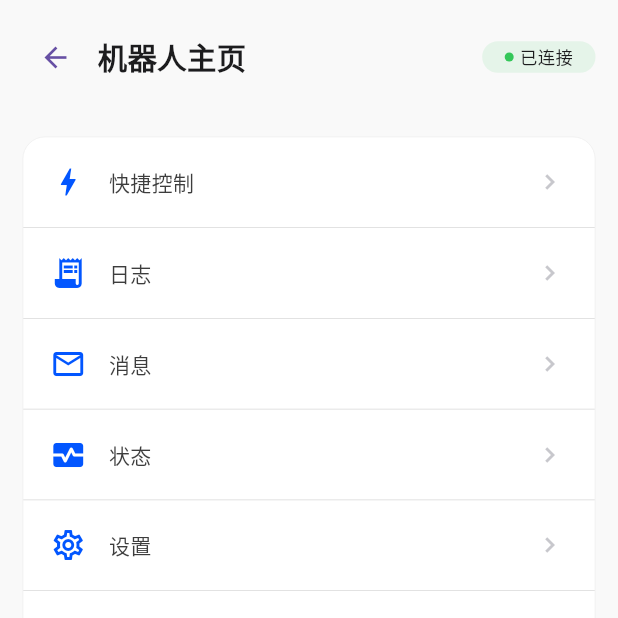
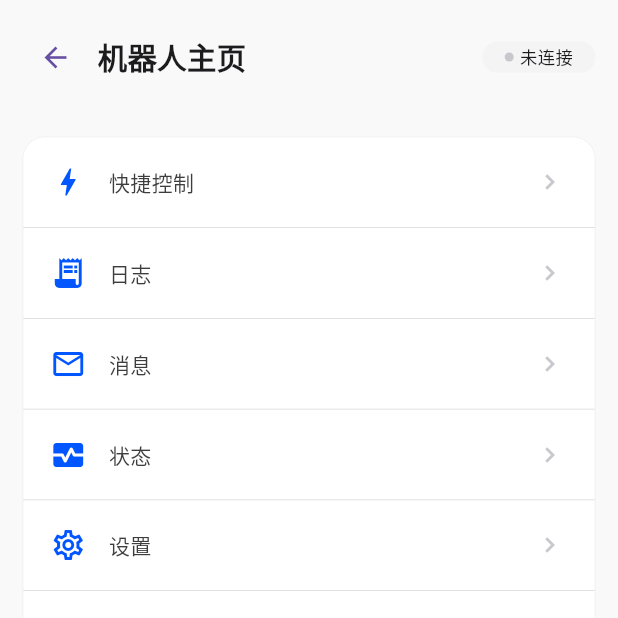
Before and after one commit to al96169/wo-bot-app, a Flutter app: the RobotHomePage screen opened directly, on a phone screen of 412 x 824 dp, the top half of it. Run offline on Flutter 3.47's test engine with Material 3 defaults, Android fonts, the phone set to English and light mode, and no system bars; our stand-ins replace app_links, flutter_riverpod, multicast_dns, shared_preferences; missing offline and left inert: flutter_webrtc; accounts and stored records are empty.

Commit message:
feat(status-bar): 主页与子页面顶部显示机器人名与真实连接状态

```diff
--- a/lib/features/robot_home/presentation/robot_home_page.dart
+++ b/lib/features/robot_home/presentation/robot_home_page.dart
@@ -30,9 +30,9 @@ class RobotHomePage extends ConsumerWidget {
       body: SafeArea(
         child: Column(
           children: [
-            // 状态栏 (Pixso 5:1138)
+            // 状态栏 (Pixso 5:1138) — 机器人名 + 页面名 + 连接状态由状态栏自动显示
             FeatureStatusBar(
-              title: _robotName(manager),
+              title: '机器人主页',
               onBack: () => Navigator.of(context).pop(),
             ),
             // 主内容滚动区 (Pixso 5:1190)
@@ -48,19 +48,13 @@ class RobotHomePage extends ConsumerWidget {
     );
   }
 
-  String _robotName(ConnectionManager manager) {
-    final info = manager.robotInfo;
-    if (info != null && info['name'] != null) return '${info['name']}';
-    return manager.currentDevice?.name ?? '机器人主页';
-  }
-
   /// 功能导航列表 — 对齐 Pixso 5:1179（白底圆角卡片）
   Widget _buildNavList(BuildContext context, List<String> features) {
     // 全部功能入口（对齐 web-debug ALL_NAV_ITEMS，按 features 过滤）
     final items = <_NavEntry>[
       _NavEntry('快捷控制', Icons.bolt, () => _push(context, const QuickControlPage()), feature: null),
-      _NavEntry('遥控', Icons.gamepad, null, feature: 'motion'),
-      _NavEntry('SSH', Icons.terminal, null, feature: 'exec'),
+      const _NavEntry('遥控', Icons.gamepad, null, feature: 'motion'),
+      const _NavEntry('SSH', Icons.terminal, null, feature: 'exec'),
       _NavEntry('日志', Icons.receipt_long, () => _push(context, const LogsPage()), feature: null),
       _NavEntry('消息', Icons.mail_outline, () => _push(context, const MessagesPage()), feature: null),
       _NavEntry('状态', Icons.monitor_heart, () => _push(context, const RobotStatusPage()), feature: null),
--- a/lib/shared/widgets/feature_status_bar.dart
+++ b/lib/shared/widgets/feature_status_bar.dart
@@ -1,12 +1,13 @@
 import 'package:flutter/material.dart';
 import 'package:flutter_riverpod/flutter_riverpod.dart';
-import '../../../core/network/robot_data_store.dart';
-import '../models/robot_data.dart';
+import '../../../core/network/connection_manager.dart';
 
 /// 功能页状态栏 — 匹配 Pixso 状态栏组件 (5:1137, 428×76)
 ///
-/// 结构：返回按钮(44) + 标题 + (可选)右侧图标
-/// 连接状态下展示：Wifi / 蜂窝 / 电量（由 RobotDataStore 驱动）
+/// 结构：返回按钮(44) + 标题区(机器人名 + 页面名) + (可选)右侧图标 + 连接状态胶囊
+/// 机器人名称与连接状态由 ConnectionManager 驱动，自动显示：
+/// - 已连接：主标题为机器人名，副标题为页面名，右侧绿色"已连接"胶囊
+/// - 未连接：主标题为页面名，右侧灰色"未连接"胶囊
 class FeatureStatusBar extends ConsumerWidget {
   final String title;
   final VoidCallback? onBack;
@@ -21,15 +22,19 @@ class FeatureStatusBar extends ConsumerWidget {
 
   @override
   Widget build(BuildContext context, WidgetRef ref) {
-    // 读取系统状态（电量/WiFi）
-    ref.watch(robotDataProvider);
-    final data = ref.read(robotDataProvider.notifier);
-    final system = data.system;
+    ref.watch(connectionManagerProvider);
+    final manager = ref.read(connectionManagerProvider.notifier);
+    final info = manager.robotInfo;
+    final robotName = (info != null && info['name'] != null)
+        ? '${info['name']}'
+        : manager.currentDevice?.name;
+    final showSubtitle =
+        robotName != null && robotName.isNotEmpty && robotName != title;
 
     return SizedBox(
       height: 76,
       child: Padding(
-        padding: const EdgeInsets.symmetric(horizontal: 15, vertical: 15),
+        padding: const EdgeInsets.symmetric(horizontal: 15, vertical: 12),
         child: Row(
           children: [
             // 返回按钮 44×44 无背景 (Pixso 1:3211)
@@ -51,21 +56,41 @@ class FeatureStatusBar extends ConsumerWidget {
               ),
             ),
             const SizedBox(width: 6),
-            // 标题 bold 19.6 (Pixso 1:4593)
+            // 标题区：机器人名(bold 19.6) + 页面名(11.6 灰) (Pixso 1:4593)
             Expanded(
-              child: Text(
-                title,
-                style: const TextStyle(
-                  fontSize: 19.6,
-                  fontWeight: FontWeight.bold,
-                  color: Color(0xFF1C1C1E),
-                ),
+              child: Column(
+                mainAxisAlignment: MainAxisAlignment.center,
+                crossAxisAlignment: CrossAxisAlignment.start,
+                children: [
+                  Text(
+                    robotName ?? title,
+                    maxLines: 1,
+                    overflow: TextOverflow.ellipsis,
+                    style: const TextStyle(
+                      fontSize: 19.6,
+                      fontWeight: FontWeight.bold,
+                      color: Color(0xFF1C1C1E),
+                    ),
+                  ),
+                  if (showSubtitle) ...[
+                    const SizedBox(height: 2),
+                    Text(
+                      title,
+                      maxLines: 1,
+                      overflow: TextOverflow.ellipsis,
+                      style: const TextStyle(
+                        fontSize: 11.6,
+                        color: Color(0xFF8E8E93),
+                      ),
+                    ),
+                  ],
+                ],
               ),
             ),
             // 右侧操作区
             if (actions != null) ...actions!,
-            // 连接状态指示（已连接时显示）
-            _ConnectionStatus(system: system),
+            // 连接状态指示（真实连接状态）
+            const _ConnectionStatus(),
           ],
         ),
       ),
@@ -73,17 +98,25 @@ class FeatureStatusBar extends ConsumerWidget {
   }
 }
 
-/// 连接状态胶囊 — 绿色圆点 + "已连接"，对齐 Pixso 连接状态组件 (5:1125)
-class _ConnectionStatus extends StatelessWidget {
-  final SystemStatusData system;
-  const _ConnectionStatus({required this.system});
+/// 连接状态胶囊 — 圆点 + 状态文案，对齐 Pixso 连接状态组件 (5:1125)
+/// 已连接=绿 / 连接中·认证中=橙 / 连接失败=红 / 未连接=灰
+class _ConnectionStatus extends ConsumerWidget {
+  const _ConnectionStatus();
 
   @override
-  Widget build(BuildContext context) {
+  Widget build(BuildContext context, WidgetRef ref) {
+    final conn = ref.watch(connectionManagerProvider);
+    final (color, label) = switch (conn) {
+      ConnState.connected => (const Color(0xFF34C759), '已连接'),
+      ConnState.binding => (const Color(0xFFFF9500), '认证中'),
+      ConnState.connecting => (const Color(0xFFFF9500), '连接中'),
+      ConnState.error => (const Color(0xFFFF3B30), '连接失败'),
+      ConnState.disconnected => (const Color(0xFFC7C7CC), '未连接'),
+    };
     return Container(
       padding: const EdgeInsets.symmetric(horizontal: 15, vertical: 2),
       decoration: BoxDecoration(
-        color: const Color(0x1A34C759), // 绿色 10% 透明
+        color: color.withValues(alpha: 0.1),
         borderRadius: BorderRadius.circular(15),
       ),
       child: Row(
@@ -92,15 +125,15 @@ class _ConnectionStatus extends StatelessWidget {
           Container(
             width: 6,
             height: 6,
-            decoration: const BoxDecoration(
+            decoration: BoxDecoration(
               shape: BoxShape.circle,
-              color: Color(0xFF34C759),
+              color: color,
             ),
           ),
           const SizedBox(width: 4),
-          const Text(
-            '已连接',
-            style: TextStyle(fontSize: 11.6, color: Color(0xFF1C1C1E)),
+          Text(
+            label,
+            style: const TextStyle(fontSize: 11.6, color: Color(0xFF1C1C1E)),
           ),
         ],
       ),
```
Also changed, not shown: 1 other file.
